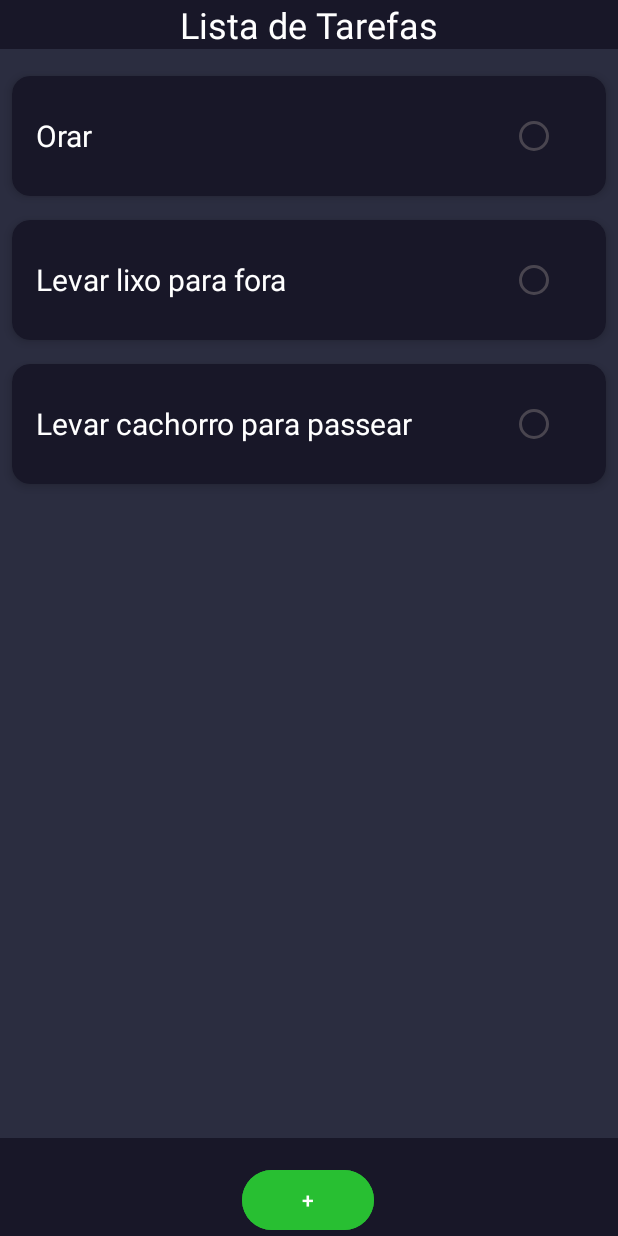
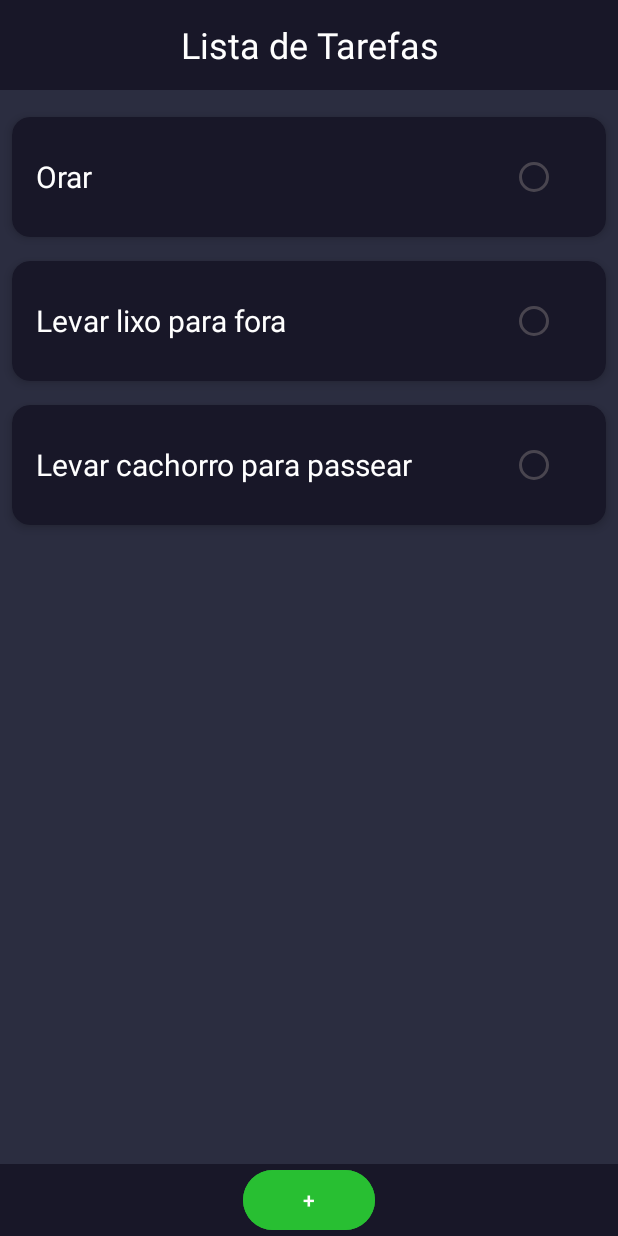
Before and after one commit to Eduard0w/To-do_App, an Android app: the screen it shows after launch (MainActivity), on a phone screen of 412 x 824 dp. Run offline under Robolectric (Android 15) with nearby library versions, the phone set to English and light mode, and no system bars.

Commit message:
exclusão da tarefa completa
alteração no design e nova logica de exclusão da tarefa

```diff
--- a/app/src/main/java/com/Trabalho/todo_list/MainActivity.java
+++ b/app/src/main/java/com/Trabalho/todo_list/MainActivity.java
@@ -12,10 +12,12 @@ import androidx.recyclerview.widget.LinearLayoutManager;
 import androidx.recyclerview.widget.RecyclerView;
 
 import com.Trabalho.todo_list.adapter.TarefaAdapter;
+import com.Trabalho.todo_list.dao.DaoTarefa;
+import com.Trabalho.todo_list.model.Tarefa;
 
-public class MainActivity extends AppCompatActivity {
+import java.util.ArrayList;
 
-    private RadioButton radioButton;
+public class MainActivity extends AppCompatActivity implements TarefaAdapter.Listener {
     private TarefaAdapter tarefaAdapter;
     private RecyclerView recyclerView;
 
@@ -34,5 +36,29 @@ public class MainActivity extends AppCompatActivity {
         recyclerView = findViewById(R.id.recyclerView);
         recyclerView.setAdapter(tarefaAdapter);
         recyclerView.setLayoutManager(new LinearLayoutManager(this));
+
+        tarefaAdapter.setListener(this);
+    }
+
+    @Override
+    public void onClick(int position) {
+        // Pega a lista atual de tarefas do DAO
+        ArrayList<Tarefa> tarefas = DaoTarefa.getInstance().getTarefas();
+
+        // Verifica se a posição é válida
+        if (position >= 0 && position < tarefas.size()) {
+            // Pega a tarefa que precisa ser removida
+            Tarefa tarefaParaRemover = tarefas.get(position);
+
+            // Remove a tarefa da fonte de dados (DAO)
+            DaoTarefa.getInstance().removerTarefa(tarefaParaRemover);
+
+            // Notifica o adapter que o item foi removido
+            tarefaAdapter.notifyItemRemoved(position);
+
+            // Notifica o adapter que o range de itens mudou
+            // Isso previne erros de "Inconsistency detected"
+            tarefaAdapter.notifyItemRangeChanged(position, tarefas.size());
+        }
     }
 }
--- a/app/src/main/java/com/Trabalho/todo_list/adapter/TarefaAdapter.java
+++ b/app/src/main/java/com/Trabalho/todo_list/adapter/TarefaAdapter.java
@@ -2,6 +2,7 @@ package com.Trabalho.todo_list.adapter;
 
 import android.view.LayoutInflater;
 import android.view.ViewGroup;
+import android.widget.RadioButton;
 import android.widget.TextView;
 
 import androidx.annotation.NonNull;
@@ -14,14 +15,23 @@ import com.Trabalho.todo_list.model.Tarefa;
 
 import java.util.ArrayList;
 
-//Essa classe é a ponte entre os dados/BD(tarefa, DAO) e a interface, a parte visual do app.
 public class TarefaAdapter extends RecyclerView.Adapter<TarefaAdapter.TarefaViewHolder> {
 
-    public ArrayList<Tarefa> tarefas;
+    private final ArrayList<Tarefa> tarefas;
 
-    public TarefaAdapter(){
+    private Listener listener;
+    public TarefaAdapter() {
         tarefas = DaoTarefa.getInstance().getTarefas();
     }
+
+    public interface Listener{
+        void onClick(int position);
+    }
+
+    public void setListener(Listener listener) {
+        this.listener = listener;
+    }
+
 
     @NonNull
     @Override
@@ -35,8 +45,40 @@ public class TarefaAdapter extends RecyclerView.Adapter<TarefaAdapter.TarefaView
     public void onBindViewHolder(@NonNull TarefaViewHolder holder, int position) {
         CardView card = holder.cardView;
         TextView tarefaNome = card.findViewById(R.id.textoTarefa);
+        RadioButton radioButton = card.findViewById(R.id.radioButton);
 
-        tarefaNome.setText(tarefas.get(position).getTarefa());
+        Tarefa tarefa = tarefas.get(position);
+
+        tarefaNome.setText(tarefa.getTarefa());
+
+        // Evita que o listener antigo dispare durante a atualização do estado
+        radioButton.setOnCheckedChangeListener(null);
+        radioButton.setChecked(tarefa.isConcluida());
+
+        radioButton.setOnCheckedChangeListener((buttonView, isChecked) -> {
+            if(isChecked){
+                int posAtual = holder.getAbsoluteAdapterPosition();
+                if(posAtual != RecyclerView.NO_POSITION){
+                    listener.onClick(posAtual);
+                }
+            }
+//            if (isChecked) {
+//                tarefa.setConcluida(true);
+//
+//                int adapterPosition = holder.getBindingAdapterPosition();
+//                if (adapterPosition != RecyclerView.NO_POSITION &&
+//                        adapterPosition >= 0 &&
+//                        adapterPosition < tarefas.size()) {
+//
+//                    // Remove com segurança do DAO e da lista local
+//                    DaoTarefa.getInstance().removerTarefa(tarefa);
+//                    tarefas.remove(adapterPosition);
+//
+//                    // Atualiza o RecyclerView de forma segura
+//                    notifyItemRemoved(adapterPosition);
+//                }
+//            }
+        });
     }
 
     @Override
@@ -45,10 +87,11 @@ public class TarefaAdapter extends RecyclerView.Adapter<TarefaAdapter.TarefaView
     }
 
     public static class TarefaViewHolder extends RecyclerView.ViewHolder {
-        private CardView cardView;
+        private final CardView cardView;
+
         public TarefaViewHolder(@NonNull CardView view) {
             super(view);
-            cardView = view;
+            this.cardView = view;
         }
     }
 }
--- a/app/src/main/java/com/Trabalho/todo_list/dao/DaoTarefa.java
+++ b/app/src/main/java/com/Trabalho/todo_list/dao/DaoTarefa.java
@@ -35,4 +35,8 @@ public class DaoTarefa {
     public ArrayList<Tarefa> getTarefas(){
         return this.listaTarefas;
     }
+
+    public void removerTarefa(Tarefa tarefa){
+        listaTarefas.remove(tarefa);
+    }
 }
--- a/app/src/main/res/layout/activity_main.xml
+++ b/app/src/main/res/layout/activity_main.xml
@@ -14,17 +14,18 @@
         android:layout_height="0dp"
         android:background="#2B2D40"
         android:paddingTop="10dp"
-        app:layout_constraintTop_toBottomOf="@id/titulo"
+        android:scrollbars="vertical"
         app:layout_constraintBottom_toTopOf="@id/button"
+        app:layout_constraintEnd_toEndOf="parent"
         app:layout_constraintStart_toStartOf="parent"
-        app:layout_constraintEnd_toEndOf="parent"
-        android:scrollbars="vertical" />
+        app:layout_constraintTop_toBottomOf="@id/titulo" />
 
 
     <TextView
         android:id="@+id/titulo"
-        android:layout_width="wrap_content"
-        android:layout_height="wrap_content"
+        android:layout_width="249dp"
+        android:layout_height="60dp"
+        android:gravity="center"
         android:text="Lista de Tarefas"
         android:textColor="#FFFFFF"
         android:textSize="24sp"
@@ -38,13 +39,9 @@
         android:id="@+id/button"
         android:layout_width="wrap_content"
         android:layout_height="wrap_content"
-        android:layout_marginTop="17dp"
         android:backgroundTint="#28BF32"
         android:text="+"
         app:layout_constraintBottom_toBottomOf="parent"
         app:layout_constraintEnd_toEndOf="parent"
-        app:layout_constraintHorizontal_bias="0.498"
-        app:layout_constraintStart_toStartOf="parent"
-        app:layout_constraintTop_toBottomOf="@+id/recyclerView"
-        app:layout_constraintVertical_bias="1.0" />
+        app:layout_constraintStart_toStartOf="parent" />
 </androidx.constraintlayout.widget.ConstraintLayout>
--- /dev/null
+++ b/app/src/main/res/values/ids.xml
@@ -0,0 +1,5 @@
+<?xml version="1.0" encoding="utf-8"?>
+<resources>
+    <item name="textoTarefa" type="id" />
+    <item name="radioButton" type="id" />
+</resources>
```
Also changed, not shown: app/src/main/res/layout/box_to_do.xml (+0 -45 lines).
